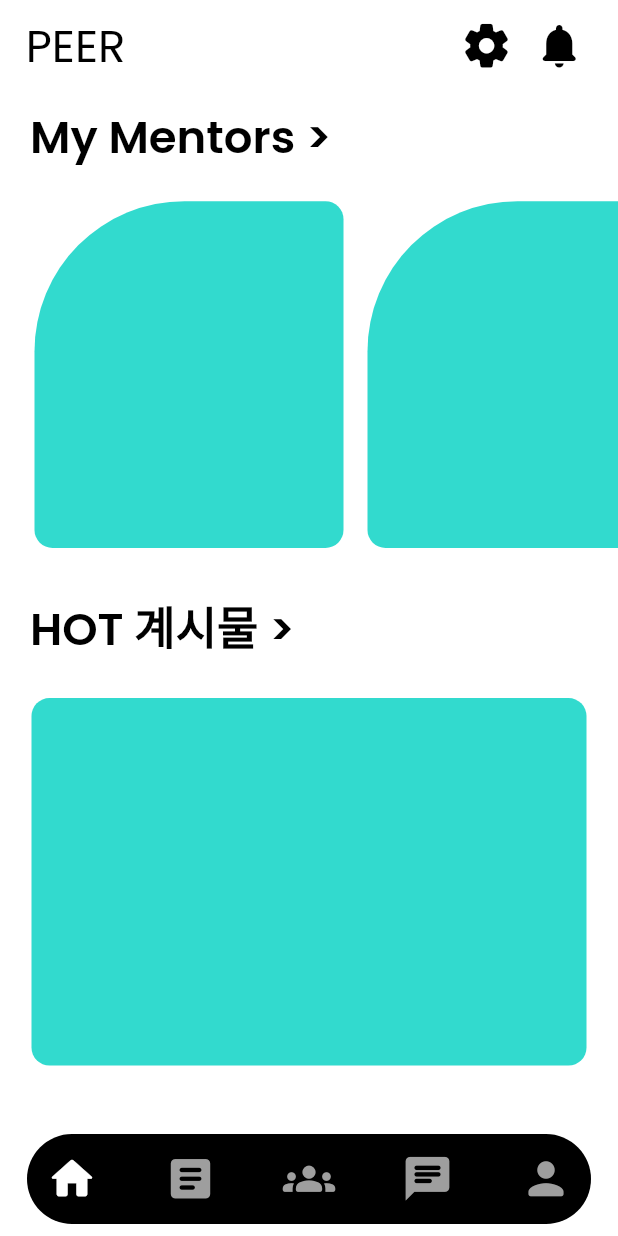
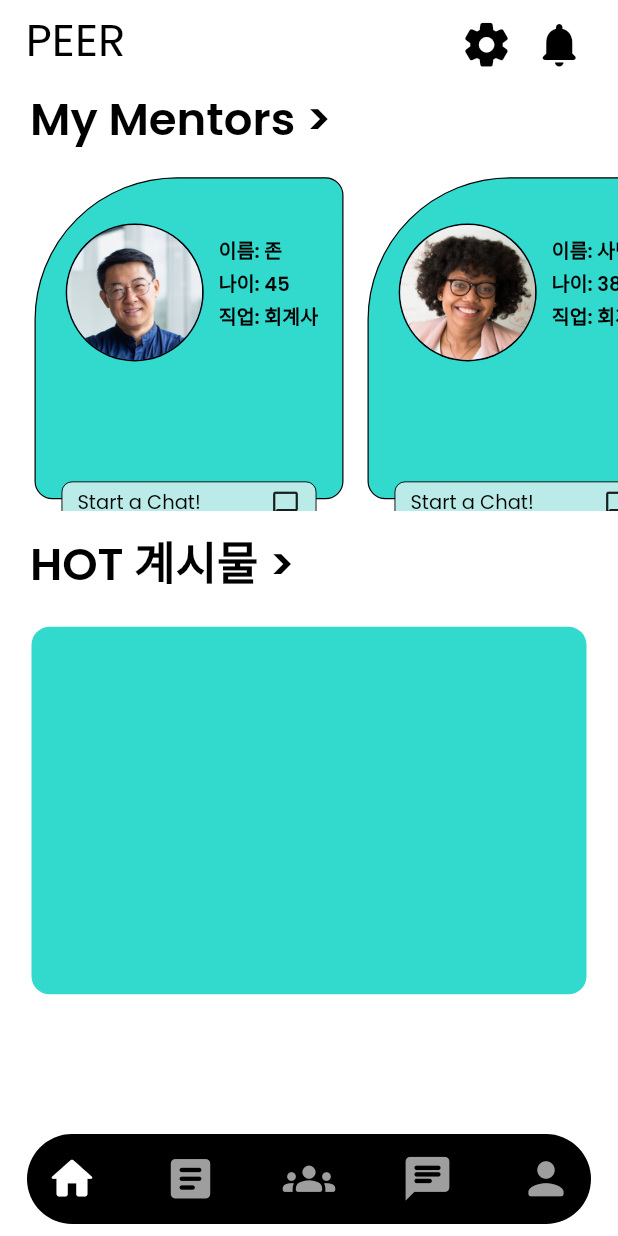
Before and after one commit to becanam/peer_app, a Flutter app: the screen it shows after launch, on a phone screen of 412 x 824 dp. Run offline on Flutter 3.47's test engine with Material 2 defaults, Android fonts, the phone set to English and light mode, and no system bars; our stand-ins replace google_fonts.

Commit message:
third commit

```diff
--- a/lib/pages/homepage.dart
+++ b/lib/pages/homepage.dart
@@ -76,7 +76,7 @@ class _HomePageState extends State<HomePage> {
               ),
 
               //mentors' profiles
-              const MentorsProfiles(),
+              MentorsProfiles(),
 
               //hot posts text
               Padding(
--- a/lib/utilities/appstyle.dart
+++ b/lib/utilities/appstyle.dart
@@ -2,8 +2,9 @@ import 'package:flutter/material.dart';
 import 'package:google_fonts/google_fonts.dart';
 
 
-TextStyle appstyle(double size, Color color, FontWeight fw) {
+TextStyle appstyle(double size, Color color, FontWeight fw, {height = 1.0}) {
   return GoogleFonts.poppins(
+    height: height,
     fontSize: size,
     color: color,
     fontWeight: fw,
--- /dev/null
+++ b/lib/utilities/mentors_card.dart
@@ -0,0 +1,91 @@
+import 'package:flutter/material.dart';
+import 'package:yonsei_project/utilities/appstyle.dart';
+import 'package:yonsei_project/utilities/mentors_list.dart';
+
+class MentorCard extends StatelessWidget {
+
+final Mentor mentor;
+const MentorCard({Key? key, required this.mentor}) : super(key: key);
+
+ @override
+  Widget build(BuildContext context) {
+    return Padding(
+      padding: const EdgeInsets.all(8.0),
+      child: Container(
+          height: MediaQuery.of(context).size.height,
+          width: MediaQuery.of(context).size.width * 0.5,
+          decoration: BoxDecoration(
+              color: const Color(0xff32DACE),
+              border: Border.all(width: 0.8, color: Colors.black),
+              borderRadius: const BorderRadius.only(
+                  topLeft: Radius.circular(95),
+                  topRight: Radius.circular(12),
+                  bottomLeft: Radius.circular(12),
+                  bottomRight: Radius.circular(12))),
+          child: Column(
+            children: [
+              Row(
+                children: [
+                  Padding(
+                    padding: const EdgeInsets.only(top: 30, left: 20),
+                    child: CircleAvatar(
+                      radius: 46,
+                      backgroundColor: Colors.black,
+                      child: CircleAvatar(
+                        radius: 45,
+                        backgroundImage: AssetImage(mentor.profilepic),
+                      ),
+                    ),
+                  ),
+                  Padding(
+                      padding: const EdgeInsets.only(top: 18, left: 10),
+                      child: Column(
+                        crossAxisAlignment: CrossAxisAlignment.start,
+                        children: [
+                          Text("이름: ${mentor.name}",
+                              style: appstyle(13, Colors.black, FontWeight.w600,
+                                  height: 1.6)),
+                          Text("나이: ${mentor.age.toString()}",
+                              style: appstyle(13, Colors.black, FontWeight.w600,
+                                  height: 1.6)),
+                          Text("직업: ${mentor.job}",
+                              style: appstyle(13, Colors.black, FontWeight.w600,
+                                  height: 1.6)),
+                        ],
+                      ))
+                ],
+              ),
+              const SizedBox(
+                height: 80,
+              ),
+              InkWell(
+                child: Container(
+                  height: 30,
+                  width: 170,
+                  decoration: BoxDecoration(
+                      color: const Color.fromARGB(255, 187, 235, 232),
+                      borderRadius: BorderRadius.circular(7),
+                      border: Border.all(width: 0.6, color: Colors.black)),
+                  child: Padding(
+                    padding: const EdgeInsets.only(left: 10, right: 10),
+                    child: Row(
+                      mainAxisAlignment: MainAxisAlignment.spaceBetween,
+                      children: [
+                        Text(
+                          "Start a Chat!",
+                          style: appstyle(13, Colors.black, FontWeight.normal),
+                        ),
+                        const Icon(
+                          Icons.chat_bubble_outline_rounded,
+                          size: 20,
+                        )
+                      ],
+                    ),
+                  ),
+                ),
+              ),
+            ],
+          )),
+    );
+  }
+}
--- /dev/null
+++ b/lib/utilities/mentors_list.dart
@@ -0,0 +1,59 @@
+class Mentor {
+  String name;
+  int age;
+  String job;
+  String description;
+  String profilepic;
+
+  Mentor({
+    required this.name,
+    required this.age,
+    required this.job,
+    required this.description,
+    required this.profilepic,
+  });
+}
+
+List<Mentor> mentorsList = [
+  Mentor(
+      name: "존",
+      age: 45,
+      job: "회계사",
+      description: "hi",
+      profilepic: "lib/images/pp1.jpg"),
+
+  Mentor(
+      name: "사만다",
+      age: 38,
+      job: "회계사",
+      description: "hi",
+      profilepic: "lib/images/pp2.jpg"),
+
+  Mentor(
+      name: "로버트",
+      age: 63,
+      job: "회계사",
+      description: "hi",
+      profilepic: "lib/images/pp3.jpg"),
+
+  Mentor(
+      name: "로사",
+      age: 58,
+      job: "회계사",
+      description: "hi",
+      profilepic: "lib/images/pp4.jpg"),
+
+  Mentor(
+      name: "카롤라인",
+      age: 34,
+      job: "회계사",
+      description: "hi",
+      profilepic: "lib/images/pp5.jpg"),
+
+  Mentor(
+      name: "마틴",
+      age: 31,
+      job: "회계사",
+      description: "hi",
+      profilepic: "lib/images/pp6.jpg"),
+];
--- a/lib/utilities/mentors_profile_view.dart
+++ b/lib/utilities/mentors_profile_view.dart
@@ -1,43 +1,35 @@
 import 'package:flutter/material.dart';
+import 'package:provider/provider.dart';
+import 'package:yonsei_project/controllers/mainscreen_provider.dart';
+import 'package:yonsei_project/utilities/mentors_card.dart';
+import 'package:yonsei_project/utilities/mentors_list.dart';
 
 class MentorsProfiles extends StatelessWidget {
-  const MentorsProfiles({
+  MentorsProfiles({
     super.key,
   });
 
   @override
   Widget build(BuildContext context) {
+    return Consumer<MainScreenNotifier>(
+      builder: (context, mainScreenNotifier, child) {
         return Padding(
-      padding: EdgeInsets.only(
-          top: MediaQuery.of(context).size.height * 0.005),
+          padding: EdgeInsets.only(top: MediaQuery.of(context).size.height * 0.005),
           child: Container(
             padding: const EdgeInsets.only(left: 15),
             child: Column(children: [
               SizedBox(
-            height: MediaQuery.of(context).size.height * 0.3,
+                height: MediaQuery.of(context).size.height * 0.28,
                 child: ListView.builder(
-                itemCount: 6,
+                    itemCount: mentorsList.length,
                     scrollDirection: Axis.horizontal,
                     itemBuilder: (context, index) {
-                  return Padding(
-                    padding: const EdgeInsets.all(8.0),
-                    child: Container(
-                      height: MediaQuery.of(context).size.height,
-                      width: MediaQuery.of(context).size.width * 0.5,
-                      decoration: const BoxDecoration(
-                        color: Color(0xff32DACE),
-                        borderRadius: BorderRadius.only(
-                              topLeft: Radius.circular(100),
-                              topRight: Radius.circular(12),
-                              bottomLeft: Radius.circular(12),
-                              bottomRight: Radius.circular(12)
-                              )),
-                    ),
-                  );
+                      return MentorCard(mentor: mentorsList[index]);
                     }),
               )
             ]),
           ),
         );
+  });
 }
 }
```
Also changed, not shown: lib/images/pp1.jpg (added), lib/images/pp2.jpg (added), lib/images/pp3.jpg (added), lib/images/pp4.jpg (added), lib/images/pp5.jpg (added), lib/images/pp6.jpg (added). Lines whose indentation alone changed are shown as unchanged.
